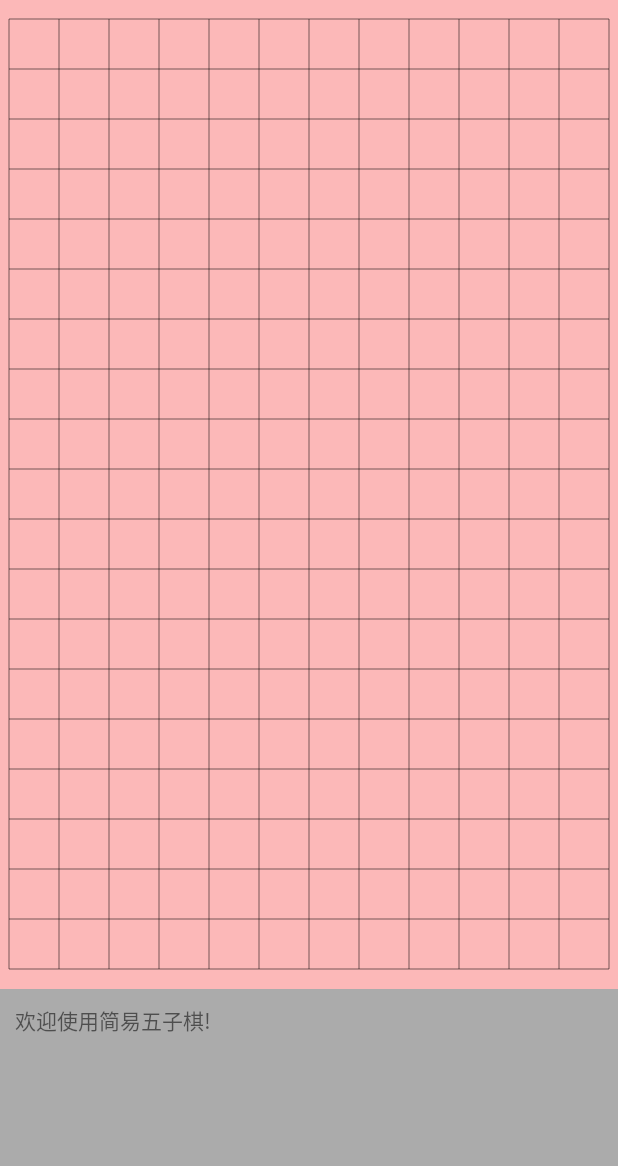
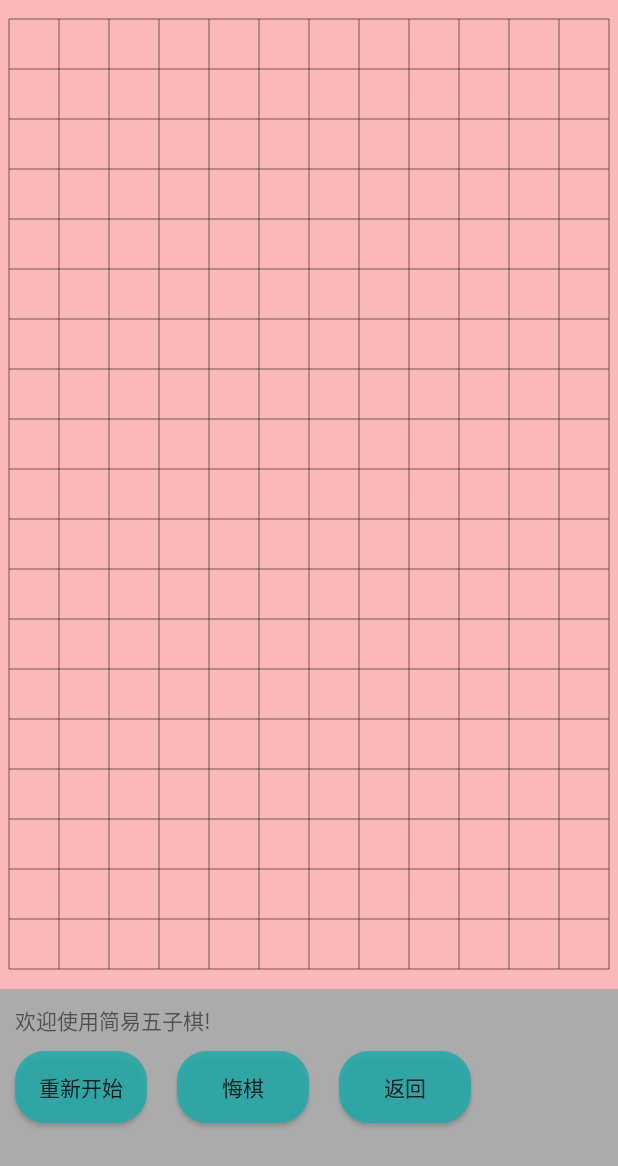
Before and after one commit to xfhy/Gobang, an Android app: the screen it shows after launch (MainActivity), on a phone screen of 412 x 824 dp. Shown: the top 1166 px of the screen. Run offline under Robolectric (Android 15) with nearby library versions, the phone set to English and light mode, and no system bars.

Commit message:
修复音效问题,加入重新开始,悔棋功能

```diff
--- a/app/build.gradle
+++ b/app/build.gradle
@@ -20,7 +20,7 @@ android {
 }
 
 dependencies {
-    compile fileTree(dir: 'libs', include: ['*.jar'])
+    compile fileTree(include: ['*.jar'], dir: 'libs')
     androidTestCompile('com.android.support.test.espresso:espresso-core:2.2.2', {
         exclude group: 'com.android.support', module: 'support-annotations'
     })
--- a/app/src/main/java/com/xfhy/gobang/gobang/Chessboard.java
+++ b/app/src/main/java/com/xfhy/gobang/gobang/Chessboard.java
@@ -7,18 +7,21 @@ import android.graphics.Canvas;
 import android.graphics.Paint;
 import android.media.AudioManager;
 import android.media.SoundPool;
-import android.media.ToneGenerator;
 import android.util.AttributeSet;
 import android.util.Log;
 import android.view.MotionEvent;
 import android.view.View;
+import android.widget.Button;
 import android.widget.TextView;
+import android.widget.Toast;
 
 import com.xfhy.gobang.gobang.model.ChessType;
 import com.xfhy.gobang.gobang.util.MyApplication;
 
 import java.util.ArrayList;
+import java.util.HashMap;
 import java.util.List;
+import java.util.Map;
 
 /**
  * Created by XFHY on 2016/10/26.
@@ -83,13 +86,20 @@ public class Chessboard extends View {
      */
     private Point[][] allChessCoord;
 
-    /**
-     * 声明一个SoundPool,游戏音效
-     */
-    private SoundPool playSound = null;
+    //实例化AudioManager对象，控制声音
+    private AudioManager audioManager =null;
+    //最大音量
+    float audioMaxVolumn;
+    //当前音量
+    float audioCurrentVolumn;
+    float volumnRatio;
+    //音效播放池
+    private SoundPool playSound = new SoundPool(2,AudioManager.STREAM_MUSIC,0);
+    //存放音效的HashMap
+    private Map<Integer,Integer> map = new HashMap<Integer,Integer>();
 
-    //定义一个整型用load()来设置soundID
-    private int playSoundID;
+    private Button btn_restart = null;
+    private Button btn_undo = null;
 
     /**
      * 棋盘的线(类)
@@ -145,20 +155,33 @@ public class Chessboard extends View {
      * 初始化游戏音效
      */
     private void initPlaySound(){
-        //第一个参数为同时播放数据流的最大个数，第二数据流类型，第三为声音质量
-        //API 21 中已弃用
-        playSound = new SoundPool(5, AudioManager.STREAM_SYSTEM,5);
-        //把你的声音素材放到res/raw里，第2个参数即为资源文件，第3个为音乐的优先级
-        playSoundID = playSound.load(MyApplication.getContext(),R.raw.chess_sound,1);
+        //实例化AudioManager对象，控制声音
+        audioManager = (AudioManager)MyApplication.getContext().
+                getSystemService(MyApplication.getContext().AUDIO_SERVICE);
+
+//最大音量
+        audioMaxVolumn = audioManager.getStreamMaxVolume(AudioManager.STREAM_MUSIC);
+//当前音量
+        audioCurrentVolumn = audioManager.getStreamVolume(AudioManager.STREAM_MUSIC);
+        volumnRatio = audioCurrentVolumn/audioMaxVolumn;
+        map.put(0, playSound.load(MyApplication.getContext(),R.raw.chess_sound,1));
+        map.put(1, playSound.load(MyApplication.getContext(),R.raw.chess_sound,1));
     }
 
     @Override
     protected void onDraw(Canvas canvas) {
         locationInfo = MainActivity.locationInfo;
+        btn_restart = MainActivity.btn_restart;
+        btn_undo = MainActivity.btn_undo;
+        btn_restart.setOnClickListener(new OnClickRestartListener());
+        btn_undo.setOnClickListener(new OnClickUndoListener());
         //画棋盘上的线
         drawChessboardLines(canvas);
+
         //画棋子
         drawChesses(canvas);
+
+        //初始化声音
         initPlaySound();
     }
 
@@ -321,13 +344,25 @@ public class Chessboard extends View {
             if (isBlack) {
                 allChessCoord[row][col].setChessType(ChessType.BLACK);
                 correctPoint.setChessType(ChessType.BLACK);  //设置棋子类型是黑子
-                playSound.play(playSoundID,1,1,0,0,1);
+                playSound.play(
+                        map.get(0),//声音资源
+                        volumnRatio,//左声道
+                        volumnRatio,//右声道
+                        1,//优先级
+                        0,//循环次数，0是不循环，-1是一直循环
+                        1);//回放速度，0.5~2.0之间，1为正常速度
                 allBlackChessList.add(correctPoint);
             } else {
                 allChessCoord[row][col].setChessType(ChessType.WHITE);
                 //设置棋子类型是白子
                 correctPoint.setChessType(ChessType.WHITE);
-                playSound.play(playSoundID,1,1,0,0,1);
+                playSound.play(
+                        map.get(0),//声音资源
+                        volumnRatio,//左声道
+                        volumnRatio,//右声道
+                        1,//优先级
+                        0,//循环次数，0是不循环，-1是一直循环
+                        1);//回放速度，0.5~2.0之间，1为正常速度
                 allWhiteChessList.add(correctPoint);
             }
             Log.d("xfhy","添加"+correctPoint.toString());
@@ -454,4 +489,63 @@ public class Chessboard extends View {
         }
     }
 
+    //重新开始按钮功能
+    class OnClickRestartListener implements View.OnClickListener{
+        @Override
+        public void onClick(View v) {
+            locationInfo.setText("重新开始");
+            //移除所有棋子
+            allWhiteChessList.clear();
+            allBlackChessList.clear();
+            //设置棋盘上所有棋子为NOCHESS
+            for (int i = 0; i < maxX+1; i++) {
+                for (int j = 0; j < maxX+1; j++) {
+                    allChessCoord[i][j].setChessType(ChessType.NOCHESS);
+                }
+            }
+            gameState = START;  //游戏状态设为START
+            isBlack = true;   //黑棋先开始
+            invalidate();         //View界面重绘
+        }
+    }
+
+    //悔棋按钮功能
+    class OnClickUndoListener implements View.OnClickListener{
+        @Override
+        public void onClick(View v) {
+
+            //首先判断是否棋盘上有棋子
+            if(allWhiteChessList.size() == 0 && allBlackChessList.size() == 0){
+                Toast.makeText(MyApplication.getContext(),"亲,现在棋盘上没有棋子哦",
+                        Toast.LENGTH_SHORT).show();
+                return ;
+            }
+
+            Point tempPoint = null;
+            //如果当前是黑子下棋,则说明上一步是白子下的棋
+            if(isBlack){
+                if(allWhiteChessList.size() > 0 && gameState == START){
+                    tempPoint = allWhiteChessList.remove(allWhiteChessList.size()-1);
+                }
+            } else {
+                if(allBlackChessList.size() > 0 && gameState == START){
+                    tempPoint = allBlackChessList.remove(allBlackChessList.size()-1);
+                }
+            }
+
+            //设置那个棋盘位置为无棋子
+            for (int i = 0; i < maxX+1; i++) {
+                for (int j = 0; j < maxX+1; j++) {
+                    if(allChessCoord[i][j].equals(tempPoint)){
+                        allChessCoord[i][j].setChessType(ChessType.NOCHESS);
+                        break;
+                    }
+                }
+            }
+
+            isBlack = !isBlack;   //下棋人调换
+            invalidate();         //View界面重绘
+        }
+    }
+
 }
--- a/app/src/main/java/com/xfhy/gobang/gobang/MainActivity.java
+++ b/app/src/main/java/com/xfhy/gobang/gobang/MainActivity.java
@@ -2,17 +2,36 @@ package com.xfhy.gobang.gobang;
 
 import android.support.v7.app.AppCompatActivity;
 import android.os.Bundle;
+import android.view.View;
+import android.widget.Button;
 import android.widget.TextView;
 
 public class MainActivity extends AppCompatActivity {
 
     private Chessboard chess = null;
     public static TextView locationInfo = null;
+    public static Button btn_restart = null;
+    public static Button btn_undo = null;
+    private Button btn_back = null;
     @Override
     protected void onCreate(Bundle savedInstanceState) {
         super.onCreate(savedInstanceState);
         setContentView(R.layout.activity_main);
         chess = (Chessboard)findViewById(R.id.chess);
         locationInfo = (TextView)findViewById(R.id.location);
+        btn_restart = (Button)findViewById(R.id.btn_restart);
+        btn_undo = (Button)findViewById(R.id.btn_undo);
+        btn_back = (Button)findViewById(R.id.btn_back);
+
+        btn_back.setOnClickListener(new OnClickBackListener());
     }
+
+    //返回按钮功能
+    class OnClickBackListener implements View.OnClickListener{
+        @Override
+        public void onClick(View v) {
+            MainActivity.this.finish();
+        }
+    }
+
 }
--- /dev/null
+++ b/app/src/main/res/drawable/flatbutton.xml
@@ -0,0 +1,21 @@
+<?xml version="1.0" encoding="utf-8"?>
+<selector xmlns:android="http://schemas.android.com/apk/res/android">
+    <!--点击背景-->
+    <item android:state_pressed="true">
+        <shape >
+            <!--设置实心颜色-->
+            <solid android:color="#218868"></solid>
+
+            <!--设置圆角-->
+            <corners android:radius="10dp"></corners>
+        </shape>
+    </item>
+
+    <!--默认背景-->
+    <item>
+        <shape>
+            <solid android:color="#d2aa"></solid>
+            <corners android:radius="20dp"></corners>
+        </shape>
+    </item>
+</selector>
--- a/app/src/main/res/layout/activity_main.xml
+++ b/app/src/main/res/layout/activity_main.xml
@@ -26,10 +26,43 @@
             android:id="@+id/location"
             android:layout_width="wrap_content"
             android:layout_height="wrap_content"
-            android:layout_alignParentLeft="true"
-            android:layout_marginLeft="10dp"
+            android:layout_alignParentStart="true"
+            android:layout_marginStart="10dp"
             android:layout_marginTop="10dp"
             android:text="欢迎使用简易五子棋!" />
+
+        <Button
+            android:id="@+id/btn_restart"
+            android:layout_width="wrap_content"
+            android:layout_height="wrap_content"
+            android:background="@drawable/flatbutton"
+            android:layout_marginTop="10dp"
+            android:layout_marginStart="10dp"
+            android:layout_marginEnd="10dp"
+            android:layout_below="@id/location"
+            android:text="重新开始"/>
+
+        <Button
+            android:id="@+id/btn_undo"
+            android:layout_width="wrap_content"
+            android:layout_height="wrap_content"
+            android:background="@drawable/flatbutton"
+            android:layout_toEndOf="@id/btn_restart"
+            android:layout_alignTop="@id/btn_restart"
+            android:layout_marginStart="10dp"
+            android:layout_marginEnd="10dp"
+            android:text="悔棋"/>
+
+        <Button
+            android:id="@+id/btn_back"
+            android:layout_width="wrap_content"
+            android:layout_height="wrap_content"
+            android:background="@drawable/flatbutton"
+            android:layout_toEndOf="@id/btn_undo"
+            android:layout_alignTop="@id/btn_undo"
+            android:layout_marginStart="10dp"
+            android:layout_marginEnd="10dp"
+            android:text="返回"/>
 
     </RelativeLayout>
 
```
